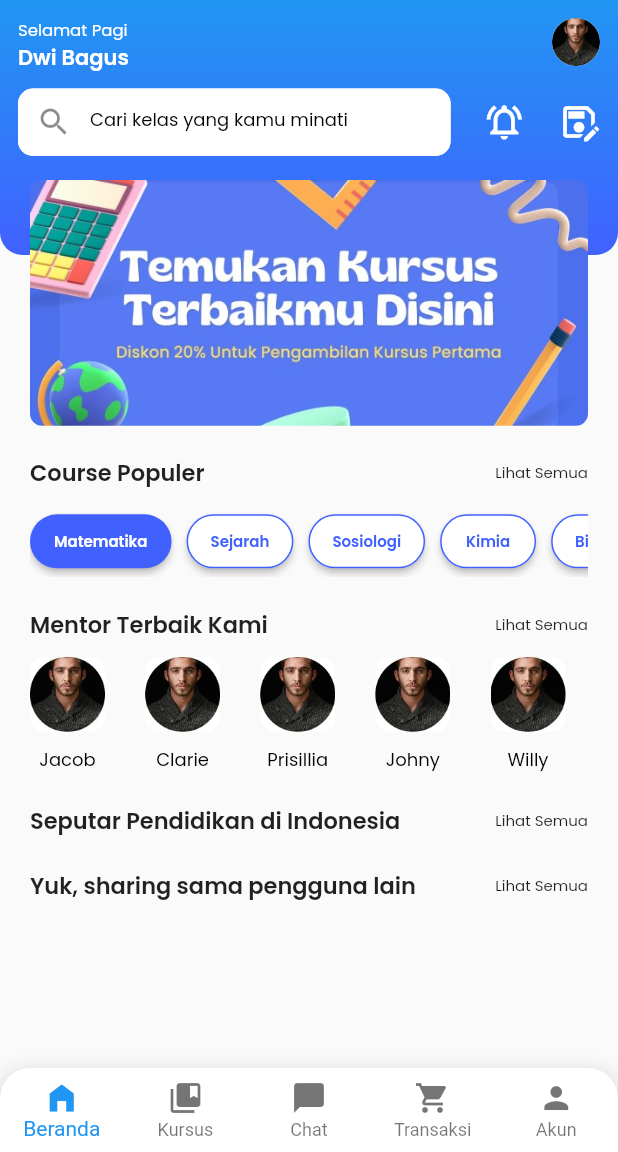
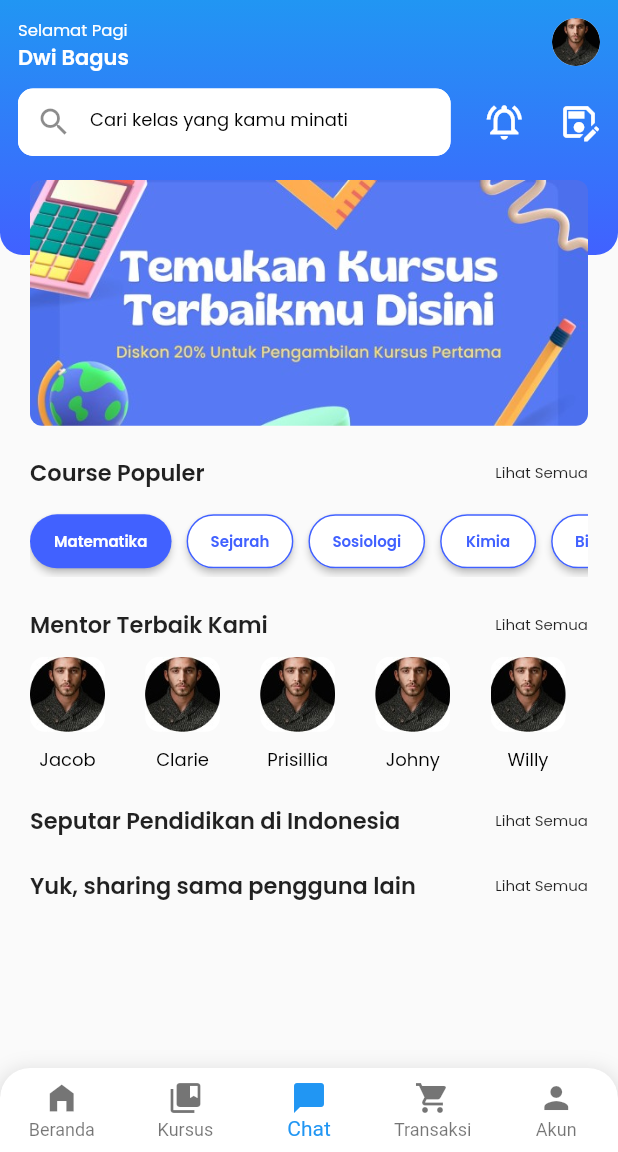
Before and after one commit to Kelompok-2-Capstone-Alterra-Academy/flutter-repo, a Flutter app: the screen it shows after launch, on a phone screen of 412 x 824 dp, the part 84-1236 px from its top. Run offline on Flutter 3.47's test engine with Material 2 defaults, Android fonts, the phone set to English and light mode, and no system bars; our stand-ins replace flutter_svg, google_fonts; missing offline and left inert: dart:ffi.

Commit message:
fix: abstraction bottom navigation bar

```diff
--- a/lib/main.dart
+++ b/lib/main.dart
@@ -13,12 +13,15 @@ import 'package:staredu/views/screen/notification/notification_view_model.dart';
 import 'package:staredu/views/screen/profile/profile.dart';
 import 'package:staredu/views/screen/splash_welcome/splash_welcome_screen.dart';
 import 'package:provider/provider.dart';
+import 'package:staredu/widgets/bottom_navigation_bar/bottom_navigation_bar_view_model.dart';
 
 void main() {
   runApp(MultiProvider(
     providers: [
       ChangeNotifierProvider(create: (_) => HomeViewModel()),
-      ChangeNotifierProvider(create: (_) => NotificationViewModel())
+      ChangeNotifierProvider(create: (_) => NotificationViewModel()),
+      ChangeNotifierProvider(
+          create: (_) => BottomNavigationBarComponentViewModel())
     ],
     child: const StarEdu(),
   ));
--- a/lib/views/screen/home/home_screen.dart
+++ b/lib/views/screen/home/home_screen.dart
@@ -3,6 +3,7 @@ import 'package:google_fonts/google_fonts.dart';
 import 'package:provider/provider.dart';
 import 'package:staredu/utils/color/color.dart';
 import 'package:staredu/views/screen/home/home_view_model.dart';
+import 'package:staredu/widgets/bottom_navigation_bar/bottom_navigation_bar.dart';
 import 'package:staredu/widgets/button/button_text.dart';
 import 'package:staredu/widgets/card/card_mentor.dart';
 import 'package:staredu/widgets/row/row_text.dart';
@@ -228,56 +229,6 @@ class _HomeScreenState extends State<HomeScreen> {
             ),
           ],
         )),
-        bottomNavigationBar: Container(
-          // give border
-          decoration: BoxDecoration(
-            borderRadius: const BorderRadius.only(
-              topLeft: Radius.circular(20.0),
-              topRight: Radius.circular(20.0),
-            ),
-            boxShadow: [
-              BoxShadow(
-                color: Colors.grey.withOpacity(0.3),
-                spreadRadius: 2,
-                blurRadius: 10,
-                offset:
-                    const Offset(0, 3), // Offset changes the shadow position
-              ),
-            ],
-          ),
-          child: ClipRRect(
-            borderRadius: const BorderRadius.only(
-              topLeft: Radius.circular(20.0),
-              topRight: Radius.circular(20.0),
-            ),
-            child: BottomNavigationBar(
-              backgroundColor: whiteColor,
-              type: BottomNavigationBarType.fixed,
-              items: const <BottomNavigationBarItem>[
-                BottomNavigationBarItem(
-                  icon: Icon(Icons.home_filled),
-                  label: 'Beranda',
-                ),
-                BottomNavigationBarItem(
-                  icon: Icon(Icons.collections_bookmark),
-                  label: 'Kursus',
-                ),
-                BottomNavigationBarItem(
-                  icon: Icon(Icons.chat_bubble),
-                  label: 'Chat',
-                ),
-                BottomNavigationBarItem(
-                  icon: Icon(Icons.shopping_cart),
-                  label: 'Transaksi',
-                ),
-                BottomNavigationBarItem(
-                  icon: Icon(Icons.person),
-                  label: 'Akun',
-                ),
-              ],
-              selectedItemColor: primaryColor,
-            ),
-          ),
-        ));
+        bottomNavigationBar: const BottomNavigationBarComponent());
   }
 }
--- a/lib/views/screen/profile/profile.dart
+++ b/lib/views/screen/profile/profile.dart
@@ -1,6 +1,7 @@
 import 'package:flutter/material.dart';
 import 'package:google_fonts/google_fonts.dart';
 import 'package:staredu/utils/color/color.dart';
+import 'package:staredu/widgets/bottom_navigation_bar/bottom_navigation_bar.dart';
 import 'package:staredu/widgets/profile/section_profile.dart';
 
 class Profile extends StatefulWidget {
@@ -89,7 +90,7 @@ class _ProfileState extends State<Profile> {
                   ),
                 ),
               ),
-              SizedBox(
+              const SizedBox(
                 height: 20,
               ),
               Padding(
@@ -166,6 +167,7 @@ class _ProfileState extends State<Profile> {
               )
             ],
           ),
-        ));
+        ),
+        bottomNavigationBar: const BottomNavigationBarComponent());
   }
 }
--- /dev/null
+++ b/lib/widgets/bottom_navigation_bar/bottom_navigation_bar.dart
@@ -0,0 +1,102 @@
+import 'package:flutter/material.dart';
+import 'package:flutter/src/widgets/framework.dart';
+import 'package:flutter/src/widgets/placeholder.dart';
+import 'package:provider/provider.dart';
+import 'package:staredu/utils/color/color.dart';
+import 'package:staredu/views/screen/home/home_screen.dart';
+import 'package:staredu/views/screen/profile/profile.dart';
+import 'package:staredu/widgets/bottom_navigation_bar/bottom_navigation_bar_view_model.dart';
+
+class BottomNavigationBarComponent extends StatefulWidget {
+  const BottomNavigationBarComponent({super.key});
+
+  @override
+  State<BottomNavigationBarComponent> createState() =>
+      _BottomNavigationBarComponentState();
+}
+
+class _BottomNavigationBarComponentState
+    extends State<BottomNavigationBarComponent> {
+  @override
+  initState() {
+    super.initState();
+  }
+
+  void changeScreen(int index) {
+    switch (index) {
+      case 0:
+        Navigator.pushNamedAndRemoveUntil(
+            context, HomeScreen.routeName, (route) => false);
+        break;
+      // TODO Add Other Screen
+      case 4:
+        Navigator.pushNamedAndRemoveUntil(
+            context, Profile.routeName, (route) => false);
+        break;
+      default:
+        Navigator.pushNamedAndRemoveUntil(
+            context, HomeScreen.routeName, (route) => false);
+        break;
+    }
+  }
+
+  @override
+  Widget build(BuildContext context) {
+    return Container(
+        // give border
+        decoration: BoxDecoration(
+          borderRadius: const BorderRadius.only(
+            topLeft: Radius.circular(20.0),
+            topRight: Radius.circular(20.0),
+          ),
+          boxShadow: [
+            BoxShadow(
+              color: Colors.grey.withOpacity(0.3),
+              spreadRadius: 2,
+              blurRadius: 10,
+              offset: const Offset(0, 3), // Offset changes the shadow position
+            ),
+          ],
+        ),
+        child: ClipRRect(
+            borderRadius: const BorderRadius.only(
+              topLeft: Radius.circular(20.0),
+              topRight: Radius.circular(20.0),
+            ),
+            child: Consumer<BottomNavigationBarComponentViewModel>(
+                builder: (context, model, child) {
+              return BottomNavigationBar(
+                currentIndex: model.currentIndex,
+                backgroundColor: whiteColor,
+                type: BottomNavigationBarType.fixed,
+                onTap: (index) {
+                  model.changeIndex(index);
+                  changeScreen(index);
+                },
+                items: const <BottomNavigationBarItem>[
+                  BottomNavigationBarItem(
+                    icon: Icon(Icons.home_filled),
+                    label: 'Beranda',
+                  ),
+                  BottomNavigationBarItem(
+                    icon: Icon(Icons.collections_bookmark),
+                    label: 'Kursus',
+                  ),
+                  BottomNavigationBarItem(
+                    icon: Icon(Icons.chat_bubble),
+                    label: 'Chat',
+                  ),
+                  BottomNavigationBarItem(
+                    icon: Icon(Icons.shopping_cart),
+                    label: 'Transaksi',
+                  ),
+                  BottomNavigationBarItem(
+                    icon: Icon(Icons.person),
+                    label: 'Akun',
+                  ),
+                ],
+                selectedItemColor: primaryColor,
+              );
+            })));
+  }
+}
--- /dev/null
+++ b/lib/widgets/bottom_navigation_bar/bottom_navigation_bar_view_model.dart
@@ -0,0 +1,13 @@
+import 'package:flutter/material.dart';
+
+class BottomNavigationBarComponentViewModel extends ChangeNotifier {
+  // Add your state and logic here
+  int _currentIndex = 2;
+
+  int get currentIndex => _currentIndex;
+
+  void changeIndex(int index) {
+    _currentIndex = index;
+    notifyListeners();
+  }
+}
```
